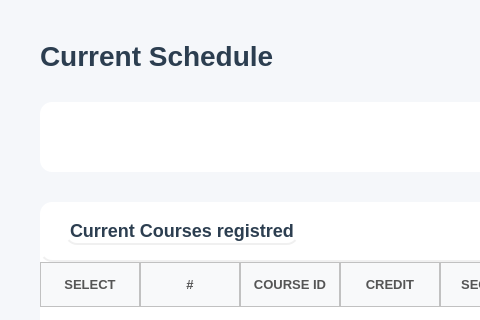
Above: app_ui/student_ui/submenus_ui/not_made/current_schedule.ui from Yasser-Daffa/ECE-Course-Registeration before the change; both pictures show x 0 to 480 and y 0 to 320 of the 1200 by 809 pixel window. Below: the same form after it.
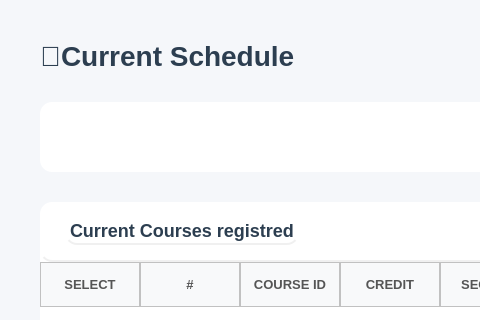
That is the form after the change. Icons and pictures are not drawn.

Commit message: tiny improvements for ui_current_schedule

Patch:
```diff
--- a/app_ui/student_ui/submenus_ui/not_made/current_schedule.ui
+++ b/app_ui/student_ui/submenus_ui/not_made/current_schedule.ui
@@ -40,7 +40,7 @@
         <string notr="true">font-size: 28px; font-weight: bold; color: #2c3e50; background: transparent;</string>
        </property>
        <property name="text">
-        <string>Current Schedule</string>
+        <string>📅Current Schedule</string>
        </property>
       </widget>
      </item>
```
Left out of the diff: 3 changed lines with no effect on the pictures. The commit also changes 1 other file.
